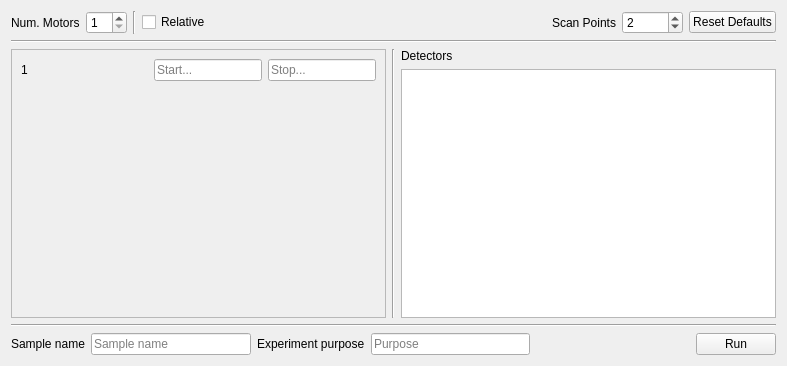
The window that src/firefly/plans/grid_scan.ui (spc-group/haven) describes before a commit, drawn with Qt 5.
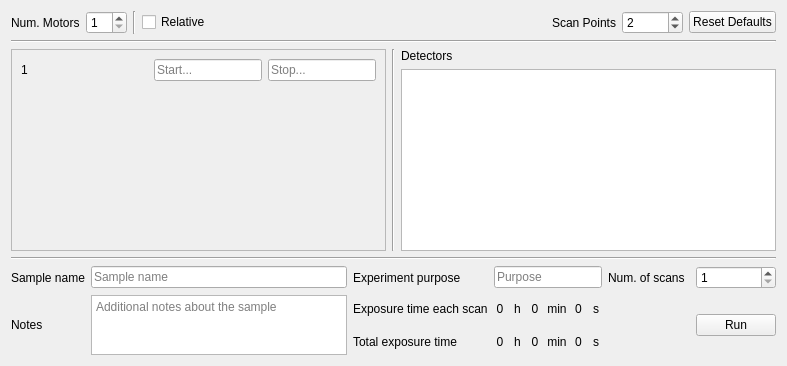
The same window after the commit. Custom widgets are drawn as their Qt base class.

Commit message: add notes, repeats, time_calculator into grid and line_scan ui

The edit to the form file:
```diff
--- a/src/firefly/plans/grid_scan.ui
+++ b/src/firefly/plans/grid_scan.ui
@@ -29,7 +29,7 @@
             <x>0</x>
             <y>0</y>
             <width>377</width>
-            <height>234</height>
+            <height>162</height>
            </rect>
           </property>
           <layout class="QVBoxLayout" name="verticalLayout_4">
@@ -159,42 +159,63 @@
       </layout>
      </item>
      <item row="4" column="0">
-      <layout class="QHBoxLayout" name="horizontalLayout_2">
-       <item>
-        <widget class="QLabel" name="label">
-         <property name="text">
-          <string>Sample name</string>
-         </property>
-        </widget>
-       </item>
-       <item>
-        <widget class="QLineEdit" name="lineEdit_sample">
-         <property name="toolTip">
-          <string>Type this sample's name</string>
-         </property>
-         <property name="placeholderText">
-          <string>Sample name</string>
-         </property>
-        </widget>
-       </item>
-       <item>
+      <layout class="QGridLayout" name="gridLayout">
+       <item row="0" column="2">
         <widget class="QLabel" name="label_2">
          <property name="text">
           <string>Experiment purpose</string>
          </property>
         </widget>
        </item>
-       <item>
-        <widget class="QLineEdit" name="lineEdit_purpose">
+       <item row="2" column="0">
+        <widget class="QLabel" name="label_9">
+         <property name="text">
+          <string>Notes</string>
+         </property>
+        </widget>
+       </item>
+       <item row="0" column="1">
+        <widget class="QLineEdit" name="lineEdit_sample">
          <property name="toolTip">
           <string>Type the experimental purpose note for this scan</string>
          </property>
          <property name="placeholderText">
-          <string>Purpose</string>
+          <string>Sample name</string>
          </property>
         </widget>
        </item>
-       <item>
+       <item row="0" column="0">
+        <widget class="QLabel" name="label">
+         <property name="text">
+          <string>Sample name</string>
+         </property>
+        </widget>
+       </item>
+       <item row="2" column="2">
+        <layout class="QVBoxLayout" name="verticalLayout_5">
+         <item>
+          <widget class="QLabel" name="label_10">
+           <property name="toolTip">
+            <string>total exposure time for a single scan</string>
+           </property>
+           <property name="text">
+            <string>Exposure time each scan</string>
+           </property>
+          </widget>
+         </item>
+         <item>
+          <widget class="QLabel" name="label_12">
+           <property name="toolTip">
+            <string>total exposure time for a single scan</string>
+           </property>
+           <property name="text">
+            <string>Total exposure time</string>
+           </property>
+          </widget>
+         </item>
+        </layout>
+       </item>
+       <item row="2" column="4">
         <spacer name="buttons_spacer">
          <property name="orientation">
           <enum>Qt::Horizontal</enum>
@@ -207,13 +228,209 @@
          </property>
         </spacer>
        </item>
-       <item>
+       <item row="2" column="3">
+        <layout class="QVBoxLayout" name="verticalLayout_6">
+         <item>
+          <layout class="QHBoxLayout" name="horizontalLayout_5">
+           <item>
+            <widget class="QLabel" name="label_hour_scan">
+             <property name="text">
+              <string>0</string>
+             </property>
+             <property name="alignment">
+              <set>Qt::AlignCenter</set>
+             </property>
+            </widget>
+           </item>
+           <item>
+            <widget class="QLabel" name="label_16">
+             <property name="text">
+              <string>h</string>
+             </property>
+             <property name="alignment">
+              <set>Qt::AlignCenter</set>
+             </property>
+            </widget>
+           </item>
+           <item>
+            <widget class="QLabel" name="label_min_scan">
+             <property name="text">
+              <string>0</string>
+             </property>
+             <property name="alignment">
+              <set>Qt::AlignCenter</set>
+             </property>
+            </widget>
+           </item>
+           <item>
+            <widget class="QLabel" name="label_17">
+             <property name="text">
+              <string>min</string>
+             </property>
+             <property name="alignment">
+              <set>Qt::AlignCenter</set>
+             </property>
+            </widget>
+           </item>
+           <item>
+            <widget class="QLabel" name="label_sec_scan">
+             <property name="text">
+              <string>0</string>
+             </property>
+             <property name="alignment">
+              <set>Qt::AlignCenter</set>
+             </property>
+            </widget>
+           </item>
+           <item>
+            <widget class="QLabel" name="label_18">
+             <property name="text">
+              <string>s</string>
+             </property>
+             <property name="alignment">
+              <set>Qt::AlignCenter</set>
+             </property>
+            </widget>
+           </item>
+          </layout>
+         </item>
+         <item>
+          <layout class="QHBoxLayout" name="horizontalLayout_4">
+           <item>
+            <widget class="QLabel" name="label_hour_total">
+             <property name="text">
+              <string>0</string>
+             </property>
+             <property name="alignment">
+              <set>Qt::AlignCenter</set>
+             </property>
+            </widget>
+           </item>
+           <item>
+            <widget class="QLabel" name="label_13">
+             <property name="text">
+              <string>h</string>
+             </property>
+             <property name="alignment">
+              <set>Qt::AlignCenter</set>
+             </property>
+            </widget>
+           </item>
+           <item>
+            <widget class="QLabel" name="label_min_total">
+             <property name="text">
+              <string>0</string>
+             </property>
+             <property name="alignment">
+              <set>Qt::AlignCenter</set>
+             </property>
+            </widget>
+           </item>
+           <item>
+            <widget class="QLabel" name="label_14">
+             <property name="text">
+              <string>min</string>
+             </property>
+             <property name="alignment">
+              <set>Qt::AlignCenter</set>
+             </property>
+            </widget>
+           </item>
+           <item>
+            <widget class="QLabel" name="label_sec_total">
+             <property name="text">
+              <string>0</string>
+             </property>
+             <property name="alignment">
+              <set>Qt::AlignCenter</set>
+             </property>
+            </widget>
+           </item>
+           <item>
+            <widget class="QLabel" name="label_15">
+             <property name="text">
+              <string>s</string>
+             </property>
+             <property name="alignment">
+              <set>Qt::AlignCenter</set>
+             </property>
+            </widget>
+           </item>
+          </layout>
+         </item>
+        </layout>
+       </item>
+       <item row="0" column="3">
+        <widget class="QLineEdit" name="lineEdit_purpose">
+         <property name="toolTip">
+          <string>Type the experimental purpose note for this scan</string>
+         </property>
+         <property name="placeholderText">
+          <string>Purpose</string>
+         </property>
+        </widget>
+       </item>
+       <item row="2" column="1">
+        <widget class="QTextEdit" name="textEdit_notes">
+         <property name="enabled">
+          <bool>true</bool>
+         </property>
+         <property name="sizePolicy">
+          <sizepolicy hsizetype="Expanding" vsizetype="MinimumExpanding">
+           <horstretch>0</horstretch>
+           <verstretch>0</verstretch>
+          </sizepolicy>
+         </property>
+         <property name="maximumSize">
+          <size>
+           <width>16777215</width>
+           <height>60</height>
+          </size>
+         </property>
+         <property name="lineWidth">
+          <number>1</number>
+         </property>
+         <property name="midLineWidth">
+          <number>14</number>
+         </property>
+         <property name="tabStopWidth">
+          <number>80</number>
+         </property>
+         <property name="placeholderText">
+          <string>Additional notes about the sample</string>
+         </property>
+        </widget>
+       </item>
+       <item row="2" column="5">
         <widget class="QueueButton" name="run_button">
          <property name="text">
           <string>Run</string>
          </property>
         </widget>
        </item>
+       <item row="0" column="4">
+        <widget class="QLabel" name="label_11">
+         <property name="toolTip">
+          <string>Do this scan by multiple times</string>
+         </property>
+         <property name="text">
+          <string>Num. of scans</string>
+         </property>
+        </widget>
+       </item>
+       <item row="0" column="5">
+        <widget class="QSpinBox" name="spinBox_repeat_scan_num">
+         <property name="toolTip">
+          <string>Do this scan by multiple times</string>
+         </property>
+         <property name="minimum">
+          <number>1</number>
+         </property>
+         <property name="maximum">
+          <number>999</number>
+         </property>
+        </widget>
+       </item>
       </layout>
      </item>
      <item row="1" column="0">
```
Left out of the diff: 2 changed lines with no effect on the pictures. The commit also changes 1 other file.
